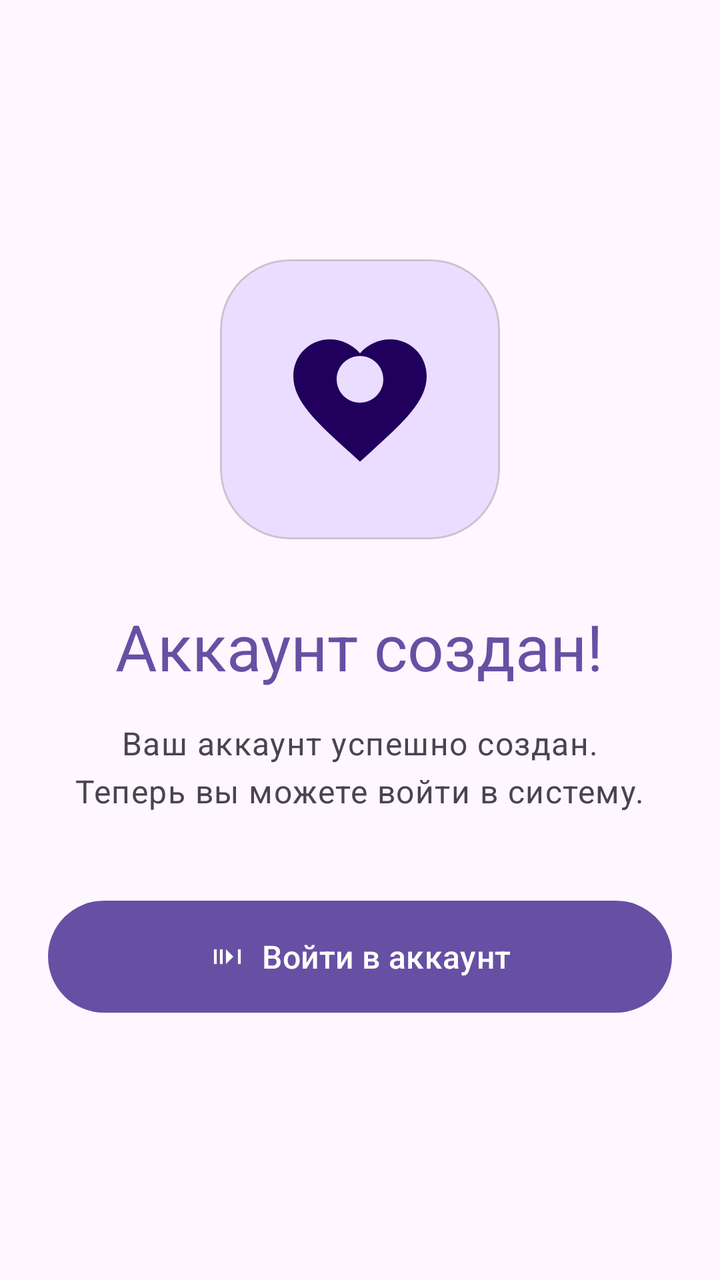
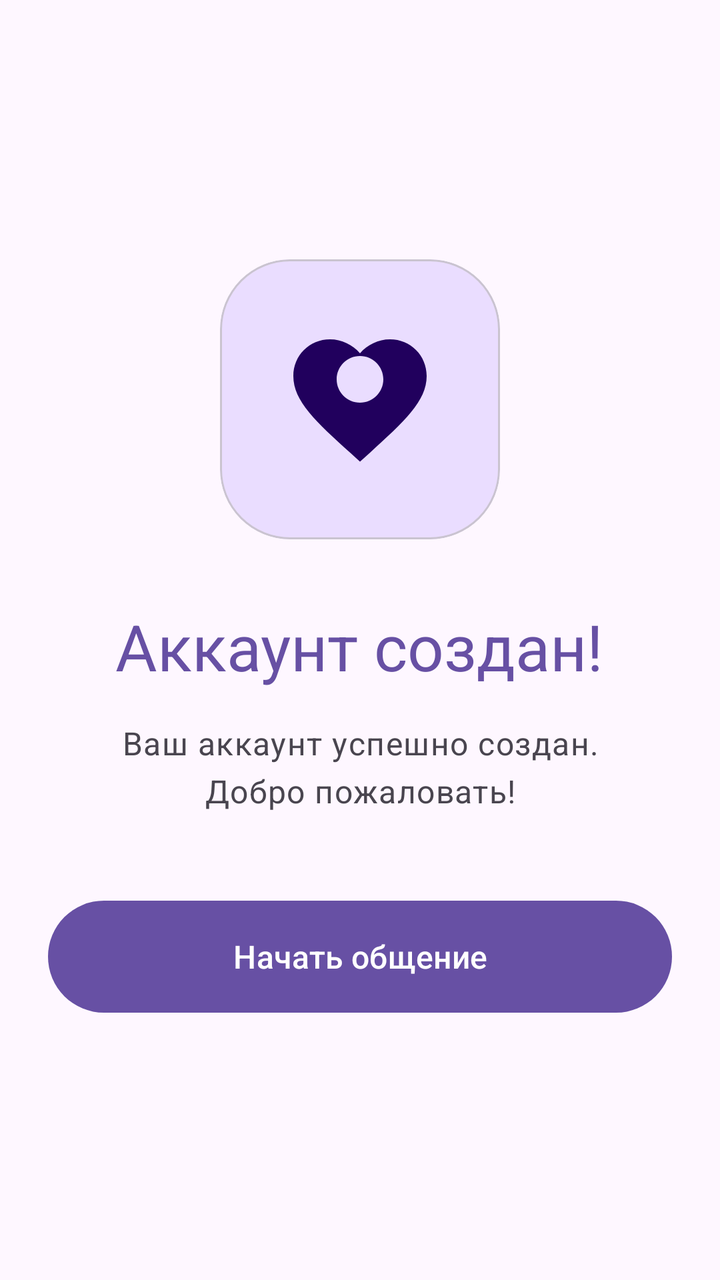

Two renders of the same Android screen: before a commit and after it. Below are the layout's source before the change and the commit's diff.
<!-- AndroidManifest.xml: application theme Theme.BarkfluffClientAndroid -->
<!-- res/layout/step_register_09_complete.xml -->
<?xml version="1.0" encoding="utf-8"?>
<LinearLayout xmlns:android="http://schemas.android.com/apk/res/android"
    xmlns:app="http://schemas.android.com/apk/res-auto"
    android:layout_width="match_parent"
    android:layout_height="match_parent"
    android:gravity="center"
    android:orientation="vertical"
    android:padding="24dp">

    
    <com.google.android.material.card.MaterialCardView
        android:layout_width="140dp"
        android:layout_height="140dp"
        android:layout_marginBottom="32dp"
        app:cardBackgroundColor="?attr/colorPrimaryContainer"
        app:cardCornerRadius="35dp"
        app:cardElevation="0dp">

        <ImageView
            android:layout_width="80dp"
            android:layout_height="80dp"
            android:layout_gravity="center"
            android:contentDescription="Success"
            android:src="@drawable/ic_favorite"
            app:tint="?attr/colorOnPrimaryContainer" />

    </com.google.android.material.card.MaterialCardView>

    
    <TextView
        android:layout_width="wrap_content"
        android:layout_height="wrap_content"
        android:layout_marginBottom="16dp"
        android:text="Аккаунт создан!"
        android:textAppearance="?attr/textAppearanceHeadlineLarge"
        android:textColor="?attr/colorPrimary" />

    
    <TextView
        android:layout_width="wrap_content"
        android:layout_height="wrap_content"
        android:layout_marginBottom="40dp"
        android:gravity="center"
        android:text="Ваш аккаунт успешно создан.\nТеперь вы можете войти в систему."
        android:textAppearance="?attr/textAppearanceBodyLarge"
        android:textColor="?attr/colorOnSurfaceVariant" />

    
    <com.google.android.material.progressindicator.CircularProgressIndicator
        android:id="@+id/finalLoadingIndicator"
        android:layout_width="wrap_content"
        android:layout_height="wrap_content"
        android:layout_marginBottom="24dp"
        android:indeterminate="true"
        android:visibility="gone"
        app:indicatorColor="?attr/colorPrimary" />

    
    <com.google.android.material.button.MaterialButton
        android:id="@+id/goToLoginButton"
        android:layout_width="match_parent"
        android:layout_height="64dp"
        android:text="Войти в аккаунт"
        android:textAllCaps="false"
        android:textAppearance="?attr/textAppearanceTitleMedium"
        app:cornerRadius="32dp"
        app:icon="@drawable/ic_login"
        app:iconGravity="textStart" />

</LinearLayout>
<!-- resources referenced by this layout -->
<resources>
  <!-- drawable ic_favorite (drawable) -->
  <?xml version="1.0" encoding="utf-8"?>
  <vector xmlns:android="http://schemas.android.com/apk/res/android"
      android:width="24dp"
      android:height="24dp"
      android:viewportWidth="24"
      android:viewportHeight="24">
      <path
          android:fillColor="?attr/colorOnSurface"
          android:pathData="M12,21.35l-1.45,-1.32C5.4,15.36 2,12.28 2,8.5 2,5.42 4.42,3 7.5,3c1.74,0 3.41,0.81 4.5,2.09C13.09,3.81 14.76,3 16.5,3 19.58,3 22,5.42 22,8.5c0,3.78 -3.4,6.86 -8.55,11.54L12,21.35zM12,5.5c-1.93,0 -3.5,1.57 -3.5,3.5s1.57,3.5 3.5,3.5 3.5,-1.57 3.5,-3.5 -1.57,-3.5 -3.5,-3.5z"/>
  </vector>
  <!-- drawable ic_login (drawable) -->
  <?xml version="1.0" encoding="utf-8"?>
  <vector xmlns:android="http://schemas.android.com/apk/res/android"
      android:width="24dp"
      android:height="24dp"
      android:viewportWidth="24"
      android:viewportHeight="24">
      <path
          android:fillColor="?attr/colorOnSurface"
          android:pathData="M11,7l5,5 -5,5V7zM7,7h2v10H7V7zm-4,0h2v10H3V7zm16,0h2v10h-2V7z"/>
  </vector>
  <style name="Theme.BarkfluffClientAndroid" parent="Base.Theme.BarkfluffClientAndroid" />
  <style name="Base.Theme.BarkfluffClientAndroid" parent="Theme.Material3.DayNight.NoActionBar">
          
          <item name="android:windowLayoutInDisplayCutoutMode" tools:targetApi="p">shortEdges</item>
          <item name="android:statusBarColor">@android:color/transparent</item>
          <item name="android:navigationBarColor">@android:color/transparent</item>
          <item name="android:windowBackground">?android:attr/colorBackground</item>
  
          
          <item name="shapeAppearanceSmallComponent">@style/ShapeAppearance.Material3.SmallComponent</item>
          <item name="shapeAppearanceMediumComponent">@style/ShapeAppearance.Material3.MediumComponent</item>
          <item name="shapeAppearanceLargeComponent">@style/ShapeAppearance.Material3.LargeComponent</item>
  
          
          <item name="textAppearanceDisplayLarge">@style/TextAppearance.Material3.DisplayLarge</item>
          <item name="textAppearanceHeadlineLarge">@style/TextAppearance.Material3.HeadlineLarge</item>
          <item name="textAppearanceTitleLarge">@style/TextAppearance.Material3.TitleLarge</item>
      </style>
</resources>

<!-- the commit's change to res/layout/step_register_09_complete.xml (unified diff, before → after) -->
@@ -41,7 +41,7 @@
         android:layout_height="wrap_content"
         android:layout_marginBottom="40dp"
         android:gravity="center"
-        android:text="Ваш аккаунт успешно создан.\nТеперь вы можете войти в систему."
+        android:text="Ваш аккаунт успешно создан.\nДобро пожаловать!"
         android:textAppearance="?attr/textAppearanceBodyLarge"
         android:textColor="?attr/colorOnSurfaceVariant" />
 
@@ -60,11 +60,9 @@
         android:id="@+id/goToLoginButton"
         android:layout_width="match_parent"
         android:layout_height="64dp"
-        android:text="Войти в аккаунт"
+        android:text="Начать общение"
         android:textAllCaps="false"
         android:textAppearance="?attr/textAppearanceTitleMedium"
-        app:cornerRadius="32dp"
-        app:icon="@drawable/ic_login"
-        app:iconGravity="textStart" />
+        app:cornerRadius="32dp" />
 
 </LinearLayout>
<!-- resource entries referenced after the edit -->
@@ -10,17 +10,6 @@
       <path
           android:fillColor="?attr/colorOnSurface"
           android:pathData="M12,21.35l-1.45,-1.32C5.4,15.36 2,12.28 2,8.5 2,5.42 4.42,3 7.5,3c1.74,0 3.41,0.81 4.5,2.09C13.09,3.81 14.76,3 16.5,3 19.58,3 22,5.42 22,8.5c0,3.78 -3.4,6.86 -8.55,11.54L12,21.35zM12,5.5c-1.93,0 -3.5,1.57 -3.5,3.5s1.57,3.5 3.5,3.5 3.5,-1.57 3.5,-3.5 -1.57,-3.5 -3.5,-3.5z"/>
-  </vector>
-  <!-- drawable ic_login (drawable) -->
-  <?xml version="1.0" encoding="utf-8"?>
-  <vector xmlns:android="http://schemas.android.com/apk/res/android"
-      android:width="24dp"
-      android:height="24dp"
-      android:viewportWidth="24"
-      android:viewportHeight="24">
-      <path
-          android:fillColor="?attr/colorOnSurface"
-          android:pathData="M11,7l5,5 -5,5V7zM7,7h2v10H7V7zm-4,0h2v10H3V7zm16,0h2v10h-2V7z"/>
   </vector>
   <style name="Theme.BarkfluffClientAndroid" parent="Base.Theme.BarkfluffClientAndroid" />
   <style name="Base.Theme.BarkfluffClientAndroid" parent="Theme.Material3.DayNight.NoActionBar">
